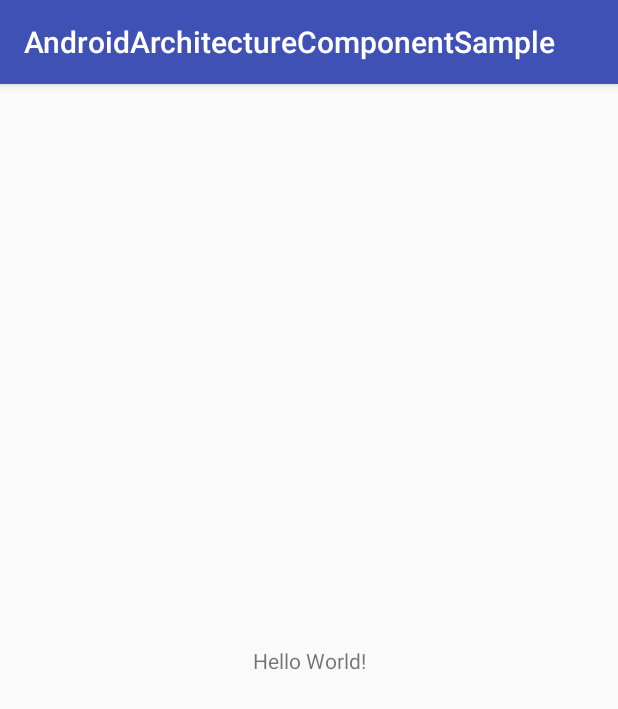
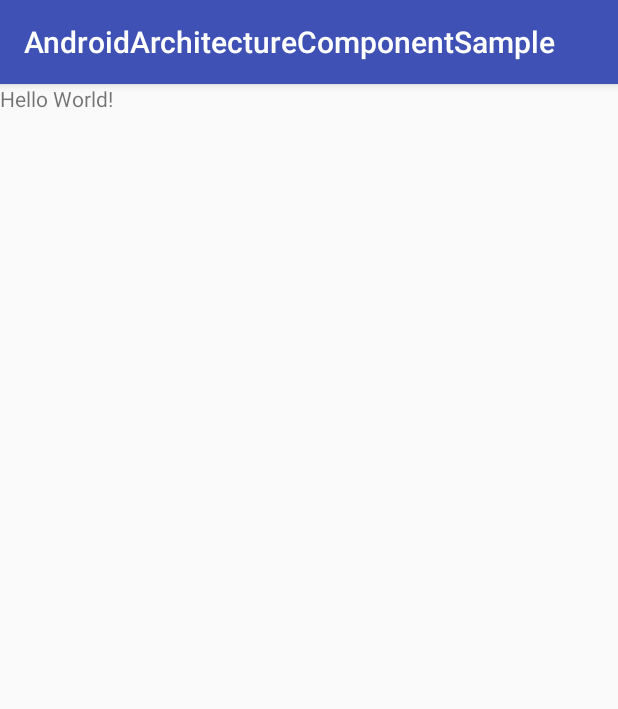
Before and after one commit to dongmin-shin/AndroidArchitectureComponentSample, an Android app: the screen it shows after launch (MainActivity), on a phone screen of 412 x 824 dp. Shown: the top 709 px of the screen. Run offline under Robolectric (Android 15) with nearby library versions, the phone set to English and light mode, and no system bars.

```diff
--- a/app/src/main/res/layout/activity_main.xml
+++ b/app/src/main/res/layout/activity_main.xml
@@ -1,18 +1,11 @@
 <?xml version="1.0" encoding="utf-8"?>
-<android.support.constraint.ConstraintLayout xmlns:android="http://schemas.android.com/apk/res/android"
-    xmlns:app="http://schemas.android.com/apk/res-auto"
-    xmlns:tools="http://schemas.android.com/tools"
+<FrameLayout xmlns:android="http://schemas.android.com/apk/res/android"
     android:layout_width="match_parent"
-    android:layout_height="match_parent"
-    tools:context="com.example.acsha.androidarchitecturecomponentsample.MainActivity">
+    android:layout_height="match_parent">
 
     <TextView
         android:layout_width="wrap_content"
         android:layout_height="wrap_content"
-        android:text="Hello World!"
-        app:layout_constraintBottom_toBottomOf="parent"
-        app:layout_constraintLeft_toLeftOf="parent"
-        app:layout_constraintRight_toRightOf="parent"
-        app:layout_constraintTop_toTopOf="parent" />
+        android:text="Hello World!" />
 
-</android.support.constraint.ConstraintLayout>
+</FrameLayout>
--- a/build.gradle
+++ b/build.gradle
@@ -15,9 +15,14 @@ buildscript {
 allprojects {
     repositories {
         jcenter()
+        maven { url 'https://maven.google.com' }
     }
 }
 
 task clean(type: Delete) {
     delete rootProject.buildDir
 }
+
+ext {
+    archLifeCycleVersion = "1.0.0-alpha3"
+}
```
Also changed, not shown: app/build.gradle (+7 -0 lines).
